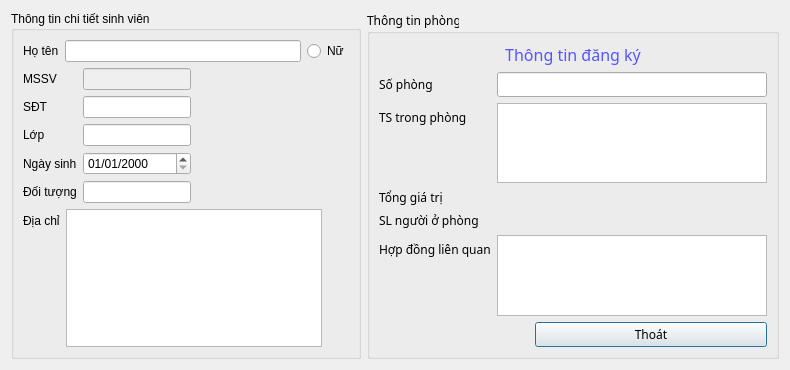
Before: the Qt Designer form dialog_chitietsv.ui in xdien/qlsv_ktx, drawn with Qt 5.
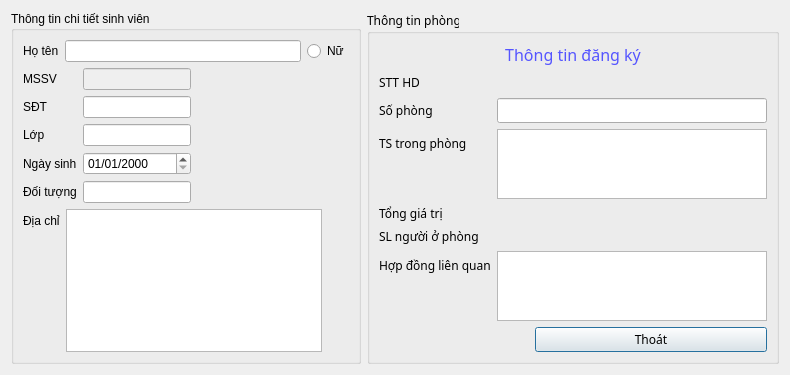
After: the same form once the commit is applied.

```diff
--- a/dialog_chitietsv.ui
+++ b/dialog_chitietsv.ui
@@ -207,68 +207,87 @@
         <property name="fieldGrowthPolicy">
          <enum>QFormLayout::AllNonFixedFieldsGrow</enum>
         </property>
-        <item row="0" column="0">
+        <item row="1" column="0">
          <widget class="QLabel" name="label_8">
           <property name="text">
            <string>Số phòng</string>
           </property>
          </widget>
         </item>
-        <item row="0" column="1">
+        <item row="1" column="1">
          <widget class="QLineEdit" name="lineMsPhong"/>
         </item>
-        <item row="1" column="0">
+        <item row="2" column="0">
          <widget class="QLabel" name="label_7">
           <property name="text">
            <string>TS trong phòng</string>
           </property>
          </widget>
         </item>
-        <item row="1" column="1">
+        <item row="2" column="1">
          <widget class="QTreeView" name="treeView_ts"/>
         </item>
-        <item row="2" column="0">
+        <item row="3" column="0">
          <widget class="QLabel" name="label_14">
           <property name="text">
            <string>Tổng giá trị</string>
           </property>
          </widget>
         </item>
-        <item row="2" column="1">
+        <item row="3" column="1">
          <widget class="QLabel" name="label_giatri">
           <property name="text">
            <string/>
           </property>
          </widget>
         </item>
-        <item row="3" column="0">
+        <item row="4" column="0">
          <widget class="QLabel" name="label_10">
           <property name="text">
            <string>SL người ở phòng</string>
           </property>
          </widget>
         </item>
-        <item row="3" column="1">
+        <item row="4" column="1">
          <widget class="QLabel" name="label_soluongnguoi">
           <property name="text">
            <string/>
           </property>
          </widget>
         </item>
-        <item row="4" column="0">
+        <item row="5" column="0">
          <widget class="QLabel" name="label_11">
           <property name="text">
            <string>Hợp đồng liên quan</string>
           </property>
          </widget>
         </item>
-        <item row="4" column="1">
+        <item row="5" column="1">
          <widget class="QListView" name="listView_hopdong">
           <property name="enabled">
            <bool>true</bool>
           </property>
          </widget>
         </item>
+        <item row="0" column="0">
+         <widget class="QLabel" name="label_9">
+          <property name="text">
+           <string>STT HD</string>
+          </property>
+         </widget>
+        </item>
+        <item row="0" column="1">
+         <widget class="QLabel" name="label_stthd">
+          <property name="font">
+           <font>
+            <pointsize>11</pointsize>
+           </font>
+          </property>
+          <property name="text">
+           <string/>
+          </property>
+         </widget>
+        </item>
        </layout>
       </item>
       <item>
```
